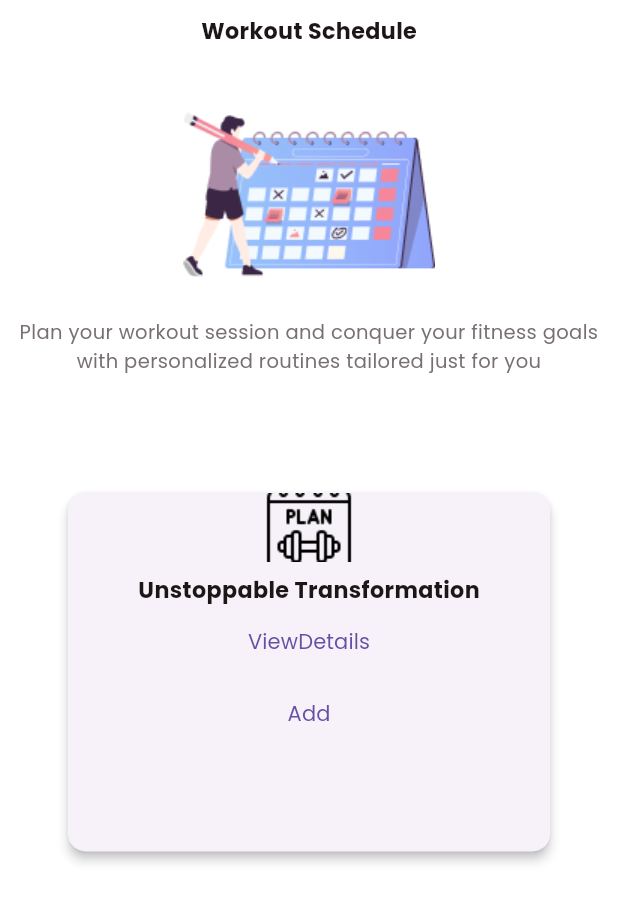
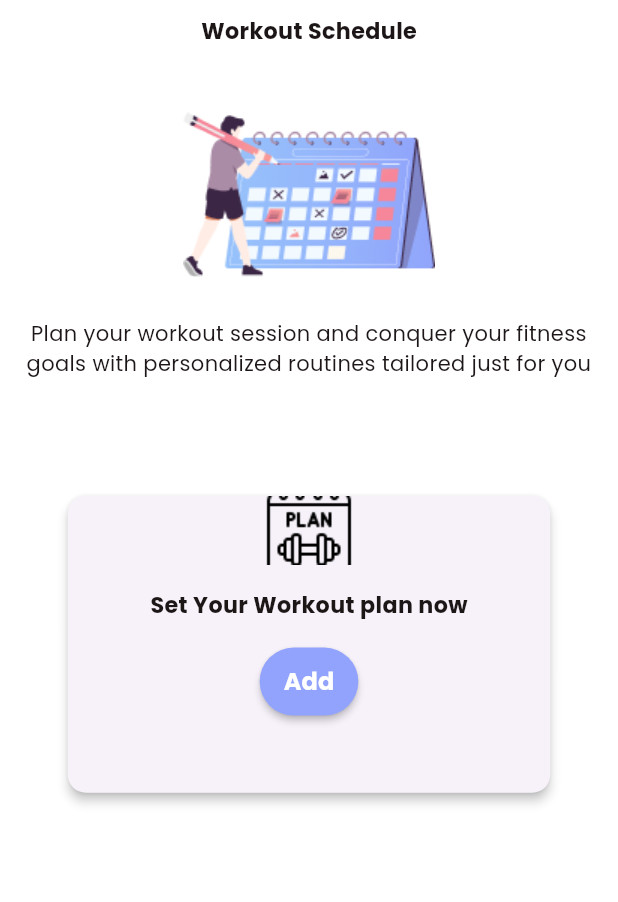
Before and after one commit to akhilSNediyathu/project_1_brofit-app, a Flutter app: the PlanWorkoutWelcome screen opened directly, on a phone screen of 412 x 824 dp. Shown: the top 902 px of the screen. Run offline on Flutter 3.47's test engine with Material 3 defaults, Android fonts, the phone set to English and light mode, and no system bars; our stand-ins replace carousel_slider, cloud_firestore, firebase_auth, firebase_core, hive_flutter; accounts and stored records are empty.

```diff
--- /dev/null
+++ b/lib/common_widget/small_round_button.dart
@@ -0,0 +1,39 @@
+import 'package:flutter/material.dart';
+import 'package:brofit/common/colo_extension.dart';
+
+class SmallRoundbutton extends StatelessWidget {
+  final String title;
+  final VoidCallback onPressed;
+  final Color buttonColor;
+   final Color textColor;
+
+
+
+  const SmallRoundbutton({super.key,required this.title,required this.onPressed,required this.buttonColor,required this.textColor,});
+
+  @override
+  Widget build(BuildContext context) {
+    var media = MediaQuery.of(context).size;
+
+    return MaterialButton(
+                        onPressed: onPressed,
+                        height: media.height*0.055,
+                        //),
+                        shape: RoundedRectangleBorder(
+                          borderRadius: BorderRadius.circular(25),
+                        ),
+                        textColor: Tcolo.Primarycolor2,
+                        color:buttonColor,
+                        minWidth: media.width*0.02,
+
+
+                          child: Text(
+                            title,
+                            style: TextStyle(
+                                color: textColor,
+                                fontSize: 16,
+                                fontWeight: FontWeight.w700),
+                          ),
+                      );
+  }
+}
--- /dev/null
+++ b/lib/view/home/plan_workout/data_model.dart
@@ -0,0 +1,44 @@
+
+import 'package:hive_flutter/adapters.dart';
+
+ part 'data_model.g.dart';
+
+
+
+@HiveType(typeId: 0)
+class WorkoutPlan {
+  @HiveField(0)
+  final String id;
+
+  @HiveField(1)
+  final String dailyWorkoutTime;
+
+  @HiveField(2)
+  final String dailyWakeUpTime;
+
+  @HiveField(3)
+  final String dailyBreakfastTime;
+
+  @HiveField(4)
+  final String dailyLunchTime;
+
+  @HiveField(5)
+  final String dailyDinnerTime;
+
+  @HiveField(6)
+  final String dailyBedTime;
+
+  @HiveField(7)
+  final String name;
+
+  WorkoutPlan({
+    required this.name,
+    required this.dailyWorkoutTime,
+    required this.dailyWakeUpTime,
+    required this.dailyBreakfastTime,
+    required this.dailyLunchTime,
+    required this.dailyDinnerTime,
+    required this.dailyBedTime,
+    required this.id,
+  });
+}
--- a/lib/view/home/plan_workout/plan_workout_welcome.dart
+++ b/lib/view/home/plan_workout/plan_workout_welcome.dart
@@ -1,18 +1,40 @@
 import 'package:brofit/common/colo_extension.dart';
 import 'package:brofit/common/common_text_styles.dart';
+import 'package:brofit/common_widget/small_round_button.dart';
+
 import 'package:brofit/view/home/plan_workout/add_workout_plan.dart';
+import 'package:brofit/view/home/plan_workout/data_base_functions.dart';
+import 'package:brofit/view/home/plan_workout/data_model.dart';
+import 'package:brofit/view/home/plan_workout/plan_details.dart';
 
 import 'package:flutter/material.dart';
 
-class PlanWorkoutWelcome extends StatelessWidget {
+class PlanWorkoutWelcome extends StatefulWidget {
    const PlanWorkoutWelcome({super.key});
+
+
+  @override
+  State<PlanWorkoutWelcome> createState() => _PlanWorkoutWelcomeState();
+}
+
+class _PlanWorkoutWelcomeState extends State<PlanWorkoutWelcome> {
+   WorkoutPlan? details;
+@override
+
+  void initState() {
+   if(finaldatas.isNotEmpty){
+     details =finaldatas[0];
+   }
+    super.initState();
+  }
 
   @override
   Widget build(BuildContext context) {
     var media = MediaQuery.of(context).size;
     return  Scaffold(
       backgroundColor: Tcolo.white,
-      body: SingleChildScrollView(
+      body: SafeArea(
+        child: SingleChildScrollView(
           child: Container(
             padding: const EdgeInsets.symmetric(vertical: 10,horizontal: 10),
             child: Column(
@@ -28,10 +50,10 @@ class PlanWorkoutWelcome extends StatelessWidget {
 
                   ],
                 ),
-               Center(child: Text('Plan your workout session and conquer your fitness goals with personalized routines tailored just for you',style:AppTextStyles.carousalStyle3,textAlign: TextAlign.center,)),
+                 Center(child: Text('Plan your workout session and conquer your fitness goals with personalized routines tailored just for you',style:AppTextStyles.loginEnding,textAlign: TextAlign.center,)),
                  SizedBox(height:media.height*0.09),
                  SizedBox(
-                height: media.height*0.3,
+                  height: media.height*0.25,
                   width: media.width*0.8,
 
                   child: Card(
@@ -41,13 +63,23 @@ class PlanWorkoutWelcome extends StatelessWidget {
                       mainAxisAlignment: MainAxisAlignment.start,
                       children:[
                         Center(child: Image.asset('assets/img/plan.png')),
-                      SizedBox(height: media.height*0.01,),
-                      Text('Unstoppable Transformation',style: AppTextStyles.subtitleTextStyle(context)),
+                        SizedBox(height: media.height*0.02,),
+                       finaldatas.isEmpty?Text('Set Your Workout plan now',style: AppTextStyles.subtitleTextStyle(context)): Text(details!.name,style: AppTextStyles.subtitleTextStyle(context)),
                         // ,
-                      TextButton(onPressed: (){}, child: const Text('ViewDetails')),
-                      TextButton(onPressed: (){
+                         SizedBox(height: media.height*0.02,),
+                     finaldatas.isEmpty?   SmallRoundbutton(title: 'Add', onPressed: (){
                       Navigator.push(context, MaterialPageRoute(builder: (ctx)=> const AddWorkoutPlan()));
-                      }, child: const Text('Add')),
+
+                     }, buttonColor: Tcolo.Primarycolor1, textColor: Tcolo.white):
+                          //
+                          SmallRoundbutton(title: 'viewdetails', onPressed: (){
+                            Navigator.push(
+      context,
+      MaterialPageRoute(
+        builder: (context) => PlanDetailsPage(details: details!),
+      ),
+    );
+                          }, buttonColor: Tcolo.Primarycolor1, textColor: Tcolo.white)
 
                       ]
 
@@ -56,6 +88,7 @@ class PlanWorkoutWelcome extends StatelessWidget {
               ],
             ),
           ),
+        ),
       )
     );
   }
--- a/pubspec.yaml
+++ b/pubspec.yaml
@@ -37,13 +37,17 @@ dependencies:
   flutter:
     sdk: flutter
   flutter_vibrate: ^1.3.0
+  hive: ^2.2.3
+  hive_flutter: ^1.1.0
   intl: ^0.19.0
   lottie: ^3.0.0
 
 dev_dependencies:
+  build_runner: ^2.4.8
   flutter_lints: ^2.0.0
   flutter_test:
     sdk: flutter
+  hive_generator: ^2.0.1
 
 # For information on the generic Dart part of this file, see the
 # following page: https://dart.dev/tools/pub/pubspec
```
Also changed, not shown: lib/main.dart (+10 -16 lines), lib/view/home/plan_workout/add_workout_plan.dart (+84 -14 lines), lib/view/home/plan_workout/data_base_functions.dart (added, +35 -0 lines), lib/view/home/plan_workout/edit_plan.dart (added, +10 -0 lines), lib/view/home/plan_workout/plan_details.dart (added, +109 -0 lines), lib/view/home/profile_view/profie_page.dart (+25 -11 lines), assets/img/plan1.png (added), assets/img/workoutimageforplan.png (added), lib/view/home/plan_workout/data_model.g.dart (added), pubspec.lock, 1 other file. Lines whose indentation alone changed are shown as unchanged.
